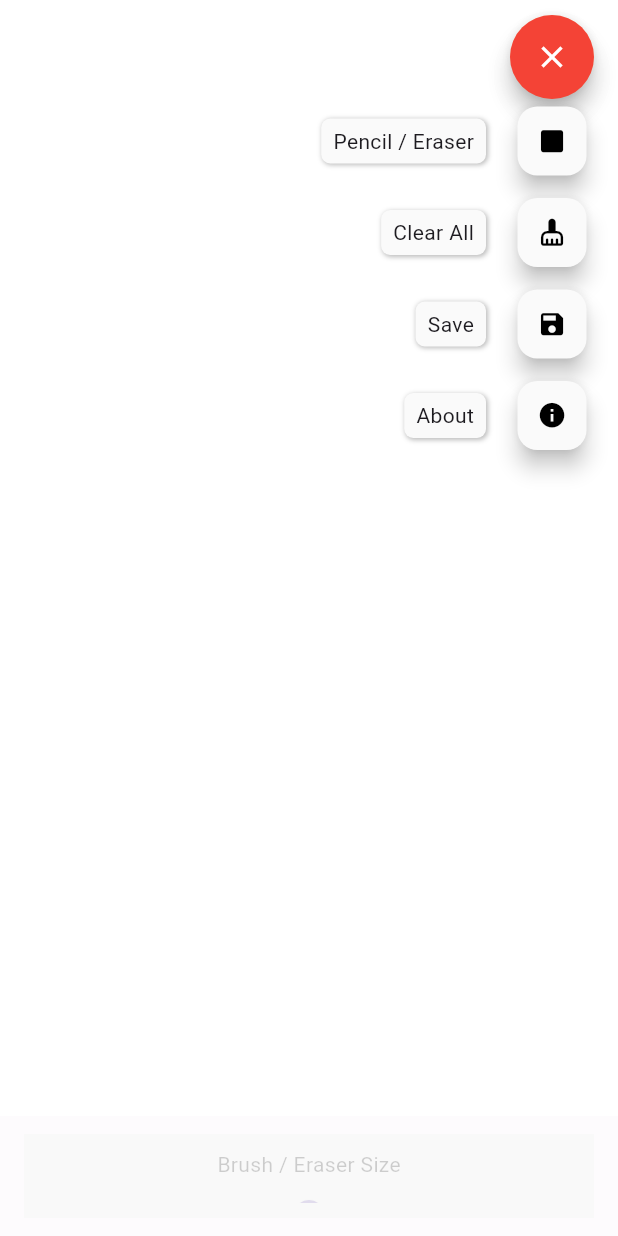
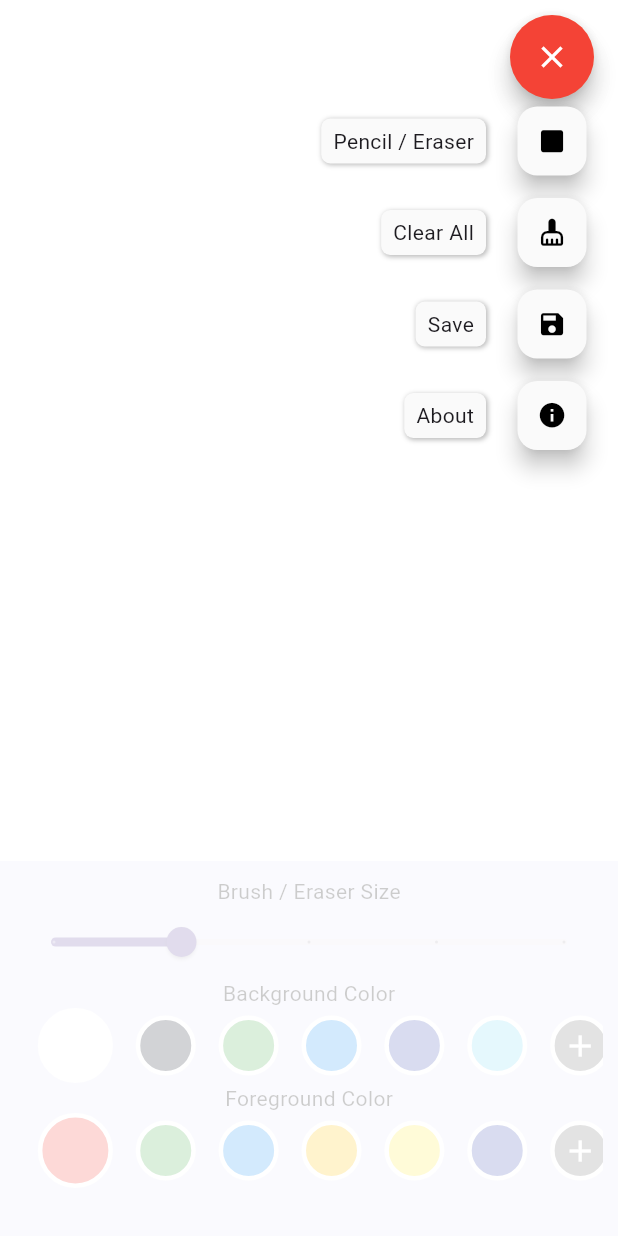
Before and after one commit to DarkMortal/Flutter-DrawBoard, a Flutter app: the screen it shows after launch, after a tap on the "menu" icon, on a phone screen of 412 x 824 dp. Run offline on Flutter 3.47's test engine with Material 3 defaults, Android fonts, the phone set to English and light mode, and no system bars; drawn by our look-alikes of flutter_speed_dial; our stand-ins replace flutter_colorpicker, fluttertoast, google_fonts, permission_handler, shared_preferences.

Commit message:
Added splash screen

```diff
--- /dev/null
+++ b/flutter_launcher_icons.yaml
@@ -0,0 +1,7 @@
+dev_dependencies:
+  flutter_launcher_icons: "^0.13.1"
+
+flutter_launcher_icons:
+  android: "launcher_icon"
+  image_path: "images/logo.png"
+  min_sdk_android: 21 # android min sdk min:16, default 21
--- a/lib/main.dart
+++ b/lib/main.dart
@@ -1,5 +1,6 @@
 import 'dart:async';
 import 'package:flutter/material.dart';
+import 'package:google_fonts/google_fonts.dart';
 import 'package:draw_board/widgets/drawBoard.dart';
 import 'package:draw_board/models/painterClass.dart';
 
@@ -12,7 +13,7 @@ class MyApp extends StatelessWidget {
   @override
   Widget build(BuildContext context) {
     return MaterialApp(
-        title: 'Flutter DrawBoard',
+        title: 'Drawboard App',
         debugShowCheckedModeBanner: false,
         scrollBehavior: MyCustomScrollBehavior(),
         themeMode: ThemeMode.system,
@@ -28,7 +29,7 @@ class MyApp extends StatelessWidget {
 }
 
 class MyHomePage extends StatefulWidget {
-  const MyHomePage({Key? super.key});
+  const MyHomePage({super.key});
   @override
   _MyHomePageState createState() => _MyHomePageState();
 }
@@ -38,7 +39,7 @@ class _MyHomePageState extends State<MyHomePage> {
   void initState() {
     super.initState();
     Timer(
-        Duration(seconds: 3),
+        const Duration(seconds: 3),
         () => Navigator.pushReplacement(
             context, MaterialPageRoute(builder: (context) => DrawBoard())));
   }
@@ -46,35 +47,30 @@ class _MyHomePageState extends State<MyHomePage> {
   @override
   Widget build(BuildContext context) {
     return Scaffold(
-      body: Center(
-          child: Container(
-              color: Theme.of(context).brightness == Brightness.light
-                  ? Colors.white
-                  : const Color.fromARGB(255, 34, 42, 57),
-              width: MediaQuery.of(context).size.width,
-              height: MediaQuery.of(context).size.height,
-              child: Stack(
-                children: [
-                  FlutterLogo(
-                    size: MediaQuery.of(context).size.height,
-                    textColor: Theme.of(context).brightness != Brightness.light
-                        ? Colors.white
-                        : const Color.fromARGB(255, 34, 42, 57),
-                  ),
-                  Center(
-                      child: Text(
-                    'Flutter Drawboard App\n\nDeveloped and maintained by Saptarshi Dey',
-                    style: TextStyle(
-                        backgroundColor:
-                            Theme.of(context).brightness == Brightness.light
-                                ? Colors.white
-                                : const Color.fromARGB(255, 34, 42, 57),
-                        color: Theme.of(context).brightness != Brightness.light
-                            ? Colors.white
-                            : const Color.fromARGB(255, 34, 42, 57)),
-                  ))
-                ],
-              ))),
+      body: Container(
+        width: double.infinity,
+        height: double.infinity,
+        decoration: const BoxDecoration(
+            color: Color.fromARGB(255, 230, 230, 230)),
+        child: Column(
+            mainAxisAlignment: MainAxisAlignment.center,
+            crossAxisAlignment: CrossAxisAlignment.center,
+            children: [
+              Image.asset(
+                "images/logo.png",
+                height: 200,
+                width: 200,
+              ),
+              const SizedBox(height: 15),
+              Text("Drawboard App\nMade by Saptarshi Dey",
+                  textAlign: TextAlign.center,
+                  style: GoogleFonts.abel(
+                      textStyle: const TextStyle(
+                          fontSize: 25,
+                          fontWeight: FontWeight.w600,
+                          color: Color.fromARGB(255, 33, 37, 41))))
+            ]),
+      ),
     );
   }
 }
--- a/lib/models/sharedPrefHelper.dart
+++ b/lib/models/sharedPrefHelper.dart
@@ -51,7 +51,7 @@ Future<Color> getColor(bool isBackground) async {
 Future<double> getBrushWidth() async {
   SharedPreferences _pref = await SharedPreferences.getInstance();
   int? x = _pref.getInt('brush');
-  if (x == null) return 3.0;
+  if (x == null) return 2.0;
   return x.toDouble();
 }
 
--- a/lib/widgets/drawBoard.dart
+++ b/lib/widgets/drawBoard.dart
@@ -20,7 +20,7 @@ class DrawBoard extends StatefulWidget {
 
 class DrawBoardState extends State<DrawBoard> {
   Color? tempCol;
-  double brushSize = 3;
+  double brushSize = 2;
   late Paint eraserBrush = Paint();
   bool showAppBar = true, isErase = false;
   late List<Color> backColors = [], foreColors = [];
@@ -131,11 +131,11 @@ class DrawBoardState extends State<DrawBoard> {
                           context: context,
                           builder: (context) => AlertDialog(
                                 title: const Text('About'),
-                                content: Column(
+                                content: const Column(
                                     crossAxisAlignment:
                                         CrossAxisAlignment.start,
                                     mainAxisSize: MainAxisSize.min,
-                                    children: const [
+                                    children: [
                                       Text(
                                           'A simple drawing application created using flutter\n\nHow to use:\n'),
                                       Text('\u2022 Tap on a colour to use it'),
@@ -167,12 +167,15 @@ class DrawBoardState extends State<DrawBoard> {
           : null,
       bottomNavigationBar: showAppBar
           ? BottomAppBar(
+            height: 250,
+            padding: EdgeInsets.zero,
               child: Container(
+                  margin: EdgeInsets.zero,
                   color: Theme.of(context).brightness == Brightness.light
-                      ? Colors.grey.shade300
+                      ? const Color.fromARGB(255, 232, 232, 250)
                       : const Color.fromARGB(255, 34, 42, 57),
                   padding: const EdgeInsets.all(10),
-                  height: getMin(MediaQuery.of(context).size.height, 220),
+                  height: getMax(MediaQuery.of(context).size.height, 220),
                   child: SingleChildScrollView(
                       scrollDirection: Axis.vertical,
                       child: Column(children: [
--- a/lib/widgets/popupMessage.dart
+++ b/lib/widgets/popupMessage.dart
@@ -12,7 +12,10 @@ void showMessage(BuildContext context, String message) {
     showDialog(
       context: context,
       builder: (context) => AlertDialog(
-        title: Text(message),
+        title: const Text("Message"),
+        content: Text(message),
+        shape: const RoundedRectangleBorder(
+            borderRadius: BorderRadius.all(Radius.circular(5))),
         actions: [
           TextButton(
               style: const ButtonStyle(
@@ -29,7 +32,10 @@ Future<bool> confirm(BuildContext context, String message) async {
   return await showDialog(
       context: context,
       builder: (context) => AlertDialog(
-            title: Text(message),
+            title: const Text("Confirm Dialog"),
+            content: Text(message),
+            shape: const RoundedRectangleBorder(
+                borderRadius: BorderRadius.all(Radius.circular(5))),
             actions: [
               TextButton(
                   style: const ButtonStyle(
```
Also changed, not shown: pubspec.yaml (+4 -49 lines), images/logo.png (added), pubspec.lock, 8 other files.
